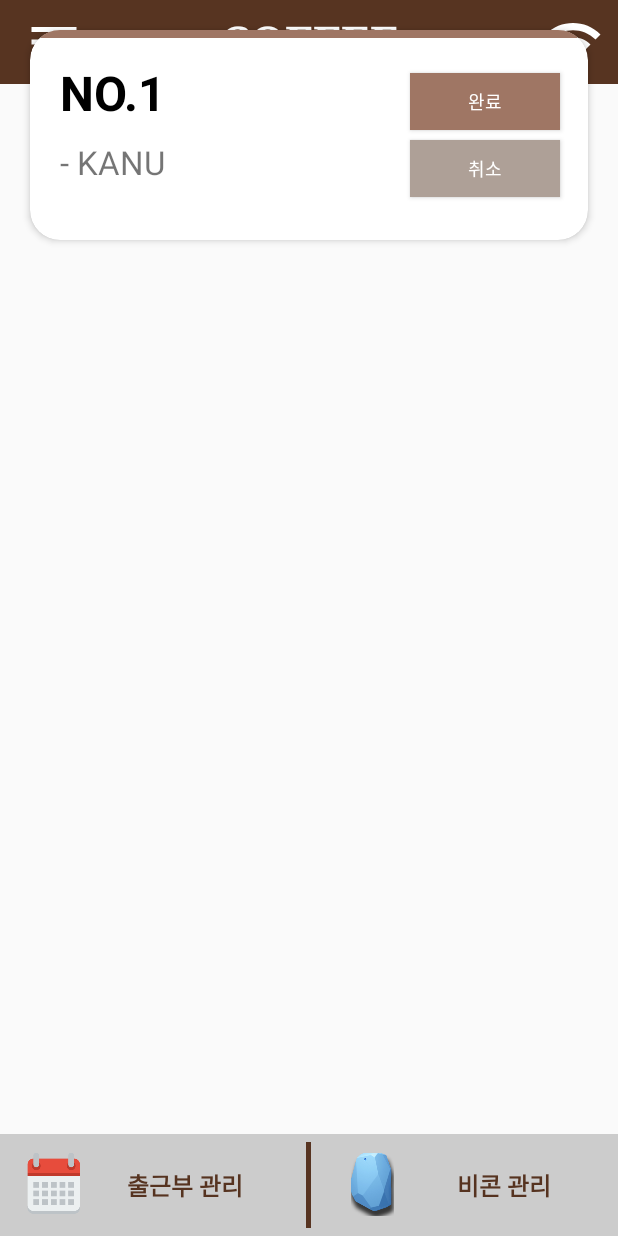
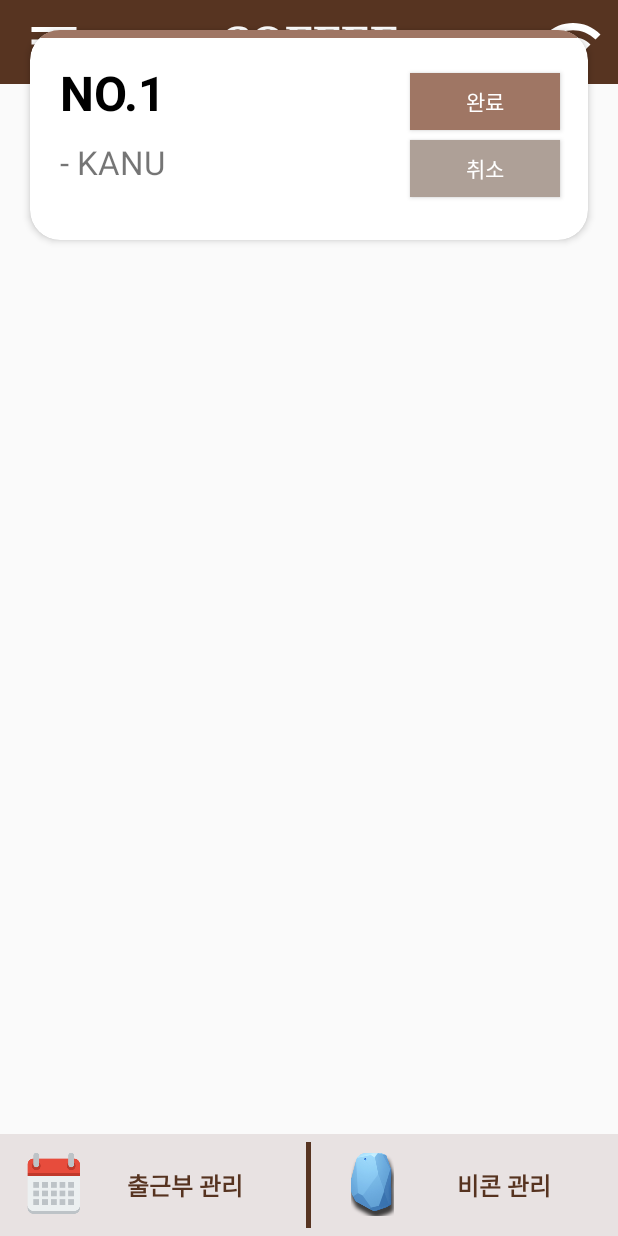
Before and after one commit to heekyu96/ULS_CafeSystem, an Android app: the fragment Level2Fragment placed in its activity, on a phone screen of 412 x 824 dp. Run offline under Robolectric (Android 15) with nearby library versions, the phone set to English and light mode, and no system bars.

```diff
--- a/app/src/main/res/layout/lev2_fragment.xml
+++ b/app/src/main/res/layout/lev2_fragment.xml
@@ -72,7 +72,7 @@
                         android:background="@color/completeBtn"
                         android:text="@string/complete"
                         android:textColor="@color/colorWhite"
-                        android:textSize="12sp" />
+                        android:textSize="14sp" />
 
                     <Button
                         android:layout_width="match_parent"
@@ -82,7 +82,7 @@
                         android:background="@color/cancelBtn"
                         android:text="@string/cancel"
                         android:textColor="@color/colorWhite"
-                        android:textSize="12sp" />
+                        android:textSize="14sp" />
                 </LinearLayout>
 
 
@@ -97,7 +97,7 @@
         android:weightSum="2"
         android:orientation="horizontal"
         android:layout_alignParentBottom="true"
-        android:background="@color/colorGray"
+        android:background="@color/colorlightGray"
         style="?android:attr/buttonBarStyle">
         <Button
             android:layout_width="0dp"
--- a/app/src/main/res/values/colors.xml
+++ b/app/src/main/res/values/colors.xml
@@ -8,5 +8,6 @@
     <color name="colorBtn">#563320</color>
     <color name="completeBtn">#9f7664</color>
     <color name="cancelBtn">#aea097</color>
+    <color name="colorlightGray">#cee4dddd</color>
 
 </resources>
```
